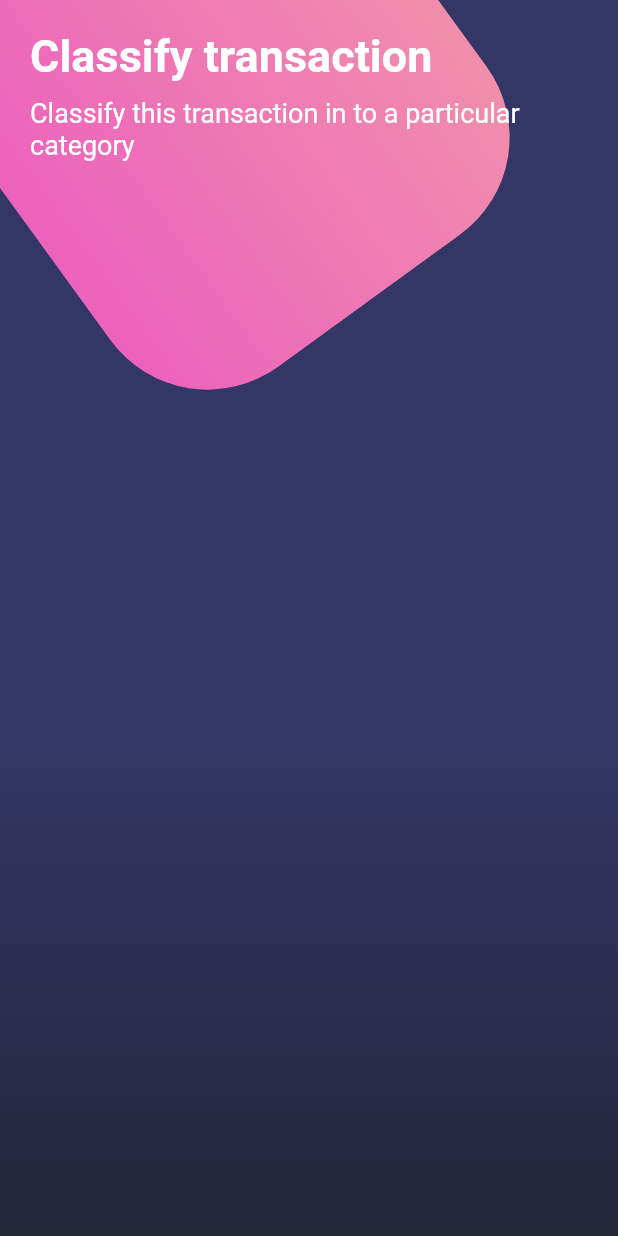
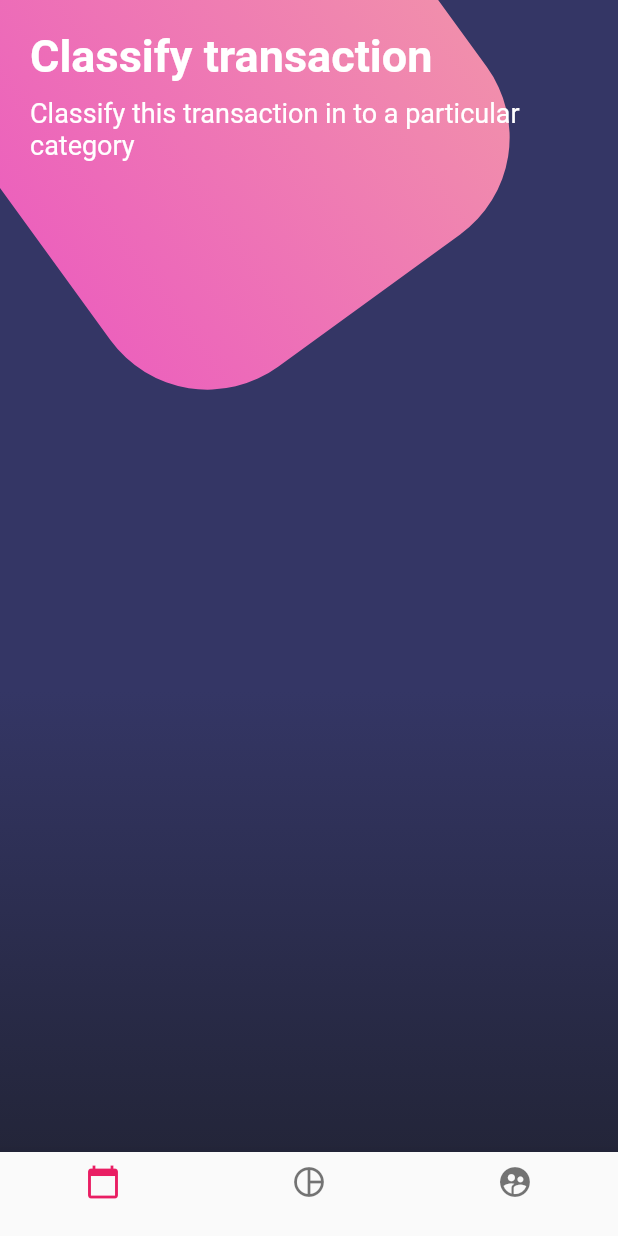
Before and after one commit to VershyCode/flutter-designs-mix, a Flutter app: the screen it shows after launch, on a phone screen of 412 x 824 dp. Run offline on Flutter 3.47's test engine with Material 2 defaults, Android fonts, the phone set to English and light mode, and no system bars.

Commit message:
BotonesPage: BottomNavigationBar
- Se implemento el BottomNavigationBar, en el proximo commit vamos a
  cambiar su color de fondo, para que colinde con el gradiente de fondo
  de la aplicacion.

```diff
--- a/lib/pages/botones_page.dart
+++ b/lib/pages/botones_page.dart
@@ -18,6 +18,23 @@ class BotonesPage extends StatelessWidget {
               ],
             ),
           )
+        ],
+      ),
+      bottomNavigationBar: BottomNavigationBar(
+        fixedColor: Colors.pink,
+        items: <BottomNavigationBarItem> [
+          BottomNavigationBarItem(
+            icon: Icon(Icons.calendar_today),
+            title: Container()
+          ),
+          BottomNavigationBarItem(
+            icon: Icon(Icons.pie_chart_outlined),
+            title: Container()
+          ),
+          BottomNavigationBarItem(
+            icon: Icon(Icons.supervised_user_circle),
+            title: Container()
+          ),
         ],
       ),
     );
```
